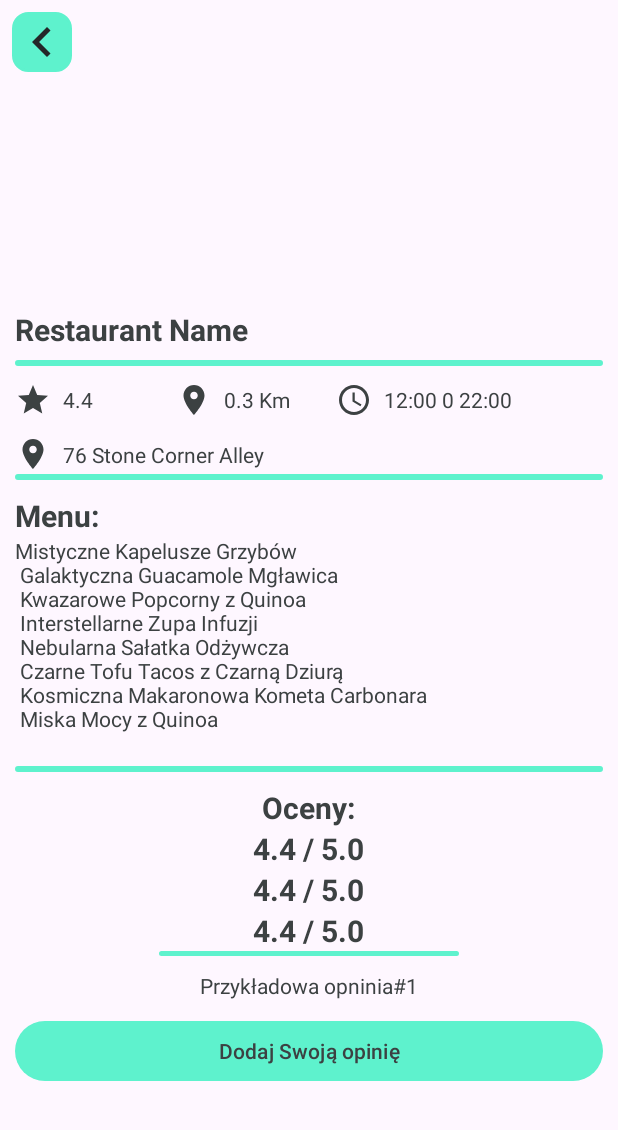
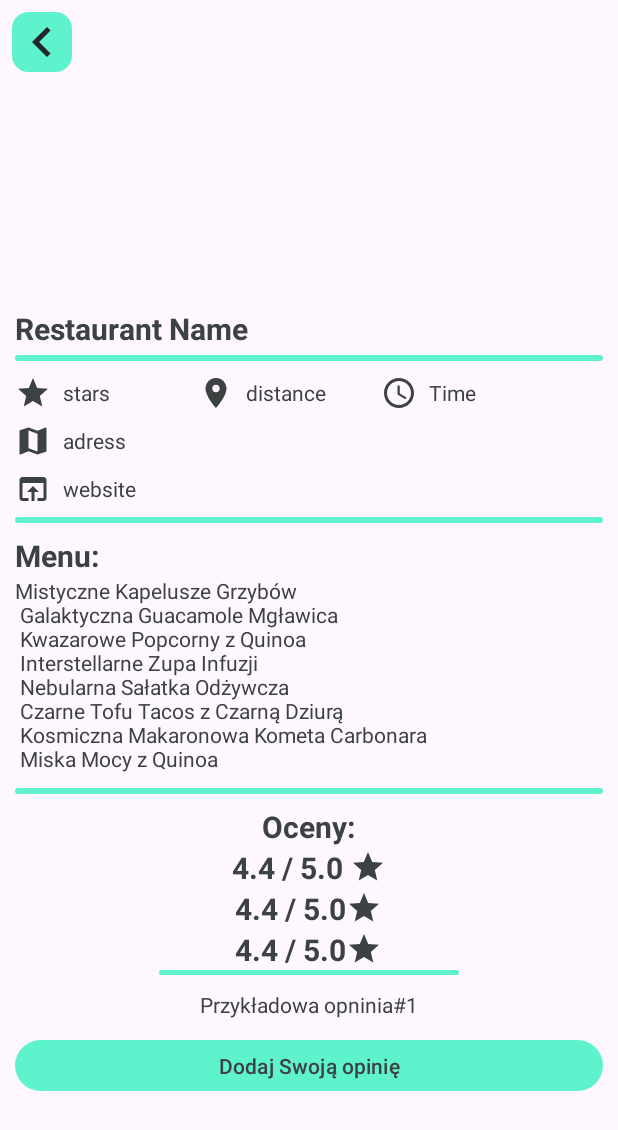
Before and after one commit to Leshens/LetsEatMobile, an Android app: the RestaurantPanelActivity screen opened directly, with no data from a screen before it, on a phone screen of 412 x 824 dp. Shown: the top 1130 px of the screen. Run offline under Robolectric (Android 15) with nearby library versions, the phone set to English and light mode, and no system bars; our stand-ins replace Firebase (no records; nobody signed in at launch, a user with empty details on screens opened directly); pictures from the network do not load.

Commit message:
Prawdziwy przed ostatni update
"Thus do we invoke the Machine God.
Thus do we make whole that which was sundered."~Hymn of Reforging

```diff
--- a/app/src/main/java/com/leshen/letseatmobile/Home.kt
+++ b/app/src/main/java/com/leshen/letseatmobile/Home.kt
@@ -65,6 +65,8 @@ class Home : Fragment() {
 
                 // Pass any necessary data to the activity
                 intent.putExtra("restaurantId", restaurantModel.restaurantId)
+                intent.putExtra("distance",restaurantModel.distance)
+                Log.d("distance",restaurantModel.distance)
                 startActivity(intent)
             }
 
--- a/app/src/main/java/com/leshen/letseatmobile/restaurantList/RestaurantListModel.kt
+++ b/app/src/main/java/com/leshen/letseatmobile/restaurantList/RestaurantListModel.kt
@@ -8,6 +8,7 @@ data class RestaurantListModel(
     val restaurantCategory: String,
     val restaurantId: Int,
     val restaurantName: String,
+    val distance:String,
     val stars: Double,
     val tables: List<Table>
 )
--- /dev/null
+++ b/app/src/main/res/drawable/baseline_open_in_browser_24.xml
@@ -0,0 +1,5 @@
+<vector android:height="24dp" android:tint="#000000"
+    android:viewportHeight="24" android:viewportWidth="24"
+    android:width="24dp" xmlns:android="http://schemas.android.com/apk/res/android">
+    <path android:fillColor="@android:color/white" android:pathData="M19,4L5,4c-1.11,0 -2,0.9 -2,2v12c0,1.1 0.89,2 2,2h4v-2L5,18L5,8h14v10h-4v2h4c1.1,0 2,-0.9 2,-2L21,6c0,-1.1 -0.89,-2 -2,-2zM12,10l-4,4h3v6h2v-6h3l-4,-4z"/>
+</vector>
--- a/app/src/main/res/layout/activity_restaurant_panel.xml
+++ b/app/src/main/res/layout/activity_restaurant_panel.xml
@@ -81,7 +81,7 @@
                     android:layout_weight="2"
                     android:drawablePadding="8dp"
                     android:gravity="center_vertical"
-                    android:text="4.4"
+                    android:text="stars"
                     app:drawableLeftCompat="@drawable/baseline_star_24" />
 
                 <TextView
@@ -91,17 +91,17 @@
                     android:layout_weight="2"
                     android:drawablePadding="8dp"
                     android:gravity="center_vertical"
-                    android:text="0.3 Km"
+                    android:text="distance"
                     app:drawableLeftCompat="@drawable/baseline_location_on_24" />
 
                 <TextView
                     android:id="@+id/restaurantPanelRestaurantTime"
                     android:layout_width="match_parent"
                     android:layout_height="wrap_content"
-                    android:layout_weight="1.5"
+                    android:layout_weight="1.8"
                     android:drawablePadding="8dp"
                     android:gravity="center_vertical"
-                    android:text="12:00 0 22:00"
+                    android:text="Time"
                     app:drawableLeftCompat="@drawable/baseline_access_time_24" />
             </LinearLayout>
 
@@ -113,8 +113,19 @@
                 android:drawablePadding="8dp"
                 android:gravity="center_vertical"
                 android:paddingTop="10dp"
-                android:text="76 Stone Corner Alley"
-                app:drawableLeftCompat="@drawable/baseline_location_on_24" />
+                android:text="adress"
+                app:drawableLeftCompat="@drawable/baseline_map_24" />
+            <TextView
+                android:id="@+id/restaurantPanelWebsite"
+                android:layout_width="match_parent"
+                android:layout_height="wrap_content"
+                android:layout_weight="1"
+                android:drawablePadding="8dp"
+                android:gravity="center_vertical"
+                android:paddingTop="10dp"
+                android:text="website"
+                android:layout_marginBottom="8dp"
+                app:drawableLeftCompat="@drawable/baseline_open_in_browser_24" />
 
             <ImageView
                 android:layout_width="match_parent"
@@ -123,7 +134,7 @@
             <TextView
                 android:layout_width="match_parent"
                 android:layout_height="wrap_content"
-                android:layout_marginTop="10dp"
+                android:layout_marginTop="8dp"
                 android:text="Menu: "
                 android:textSize="20sp"
                 android:textStyle="bold" />
@@ -151,7 +162,7 @@ Miska Mocy z Quinoa\n
             <LinearLayout
                 android:layout_width="match_parent"
                 android:layout_height="wrap_content"
-                android:layout_marginTop="10dp"
+                android:layout_marginTop="8dp"
                 android:layout_weight="3"
                 android:orientation="vertical">
 
@@ -169,10 +180,10 @@ Miska Mocy z Quinoa\n
                     android:layout_height="wrap_content"
                     android:layout_gravity="center"
                     android:gravity="center_vertical"
-                    android:text="4.4 / 5.0"
+                    android:text="4.4 / 5.0 "
                     android:textSize="20sp"
                     android:textStyle="bold"
-
+                    app:drawableRightCompat="@drawable/baseline_star_24"
                     />
                 <TextView
                     android:id="@+id/restaurantPanelAtmosphere"
@@ -183,7 +194,7 @@ Miska Mocy z Quinoa\n
                     android:text="4.4 / 5.0"
                     android:textSize="20sp"
                     android:textStyle="bold"
-
+                    app:drawableRightCompat="@drawable/baseline_star_24"
                     />
                 <TextView
                     android:id="@+id/restaurantPanelService"
@@ -194,7 +205,7 @@ Miska Mocy z Quinoa\n
                     android:text="4.4 / 5.0"
                     android:textSize="20sp"
                     android:textStyle="bold"
-
+                    app:drawableRightCompat="@drawable/baseline_star_24"
                     />
 
                 <ImageView
```
Also changed, not shown: app/src/main/java/com/leshen/letseatmobile/RestaurantPanelActivity.kt (+17 -1 lines), app/src/main/java/com/leshen/letseatmobile/restaurantList/RestaurantListAdapter.kt (+12 -6 lines).
